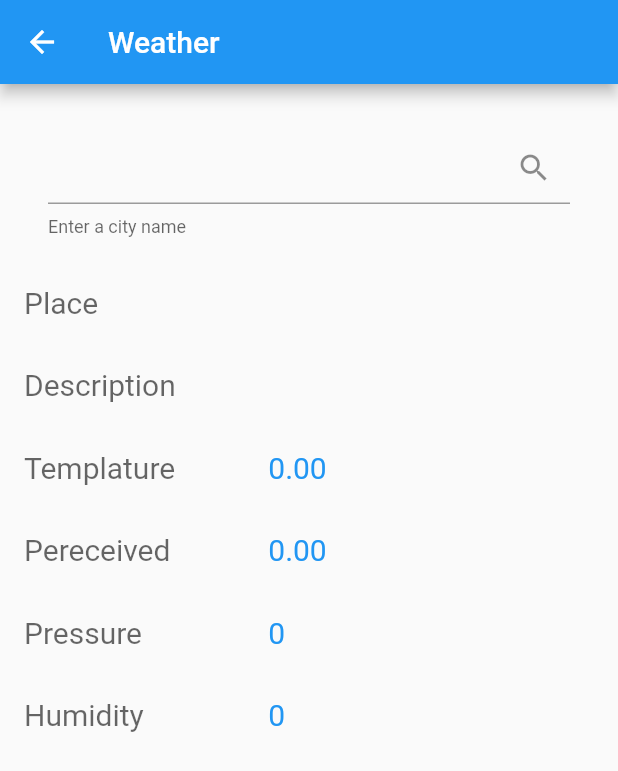
After one commit to BirajMainali/expr-flutter, a Flutter app: the WeatherScreen screen opened directly, on a phone screen of 412 x 824 dp. The commit adds this screen. Shown: the top 771 px of the screen. Run offline on Flutter 3.47's test engine with Material 2 defaults, Android fonts, the phone set to English and light mode, and no system bars.

Commit message:
feat: add weather screen

```diff
--- /dev/null
+++ b/lib/data/http_helper.dart
@@ -0,0 +1,22 @@
+import 'dart:convert';
+
+import 'package:http/http.dart' as http;
+import 'package:learning_flutter/data/weather.dart';
+
+class HttpHelper {
+  final String authority = "api.openweathermap.org";
+  final String path = "/data/2.5/weather";
+  final String appId = "61f221f7655aa99421d5a5bfda562bfb";
+
+  Future<Weather> getWeather(String location) async {
+    Map<String, dynamic> params = {
+      "q": location,
+      "appid": appId,
+    };
+    Uri uri = Uri.https(authority, path, params);
+    http.Response response = await http.get(uri);
+    Map<String, dynamic> data = json.decode(response.body);
+    Weather weather = Weather.fromJson(data);
+    return weather;
+  }
+}
--- /dev/null
+++ b/lib/data/weather.dart
@@ -0,0 +1,19 @@
+class Weather {
+  String name = "";
+  String description = "";
+  double temprature = 0;
+  double pereceived = 0;
+  int pressure = 0;
+  int humidity = 0;
+  Weather(this.name, this.description, this.temprature, this.pereceived,
+      this.pressure, this.humidity);
+  Weather.fromJson(Map<String, dynamic> weatherMap) {
+    this.name = weatherMap["name"];
+    this.temprature = (weatherMap["main"]["temp"] - 273.15).toDouble() ?? 0;
+    this.pereceived =
+        (weatherMap["main"]["feels_like"] - 273.15).toDouble() ?? 0;
+    this.pressure = weatherMap["main"]["pressure"] ?? 0;
+    this.humidity = weatherMap["main"]["humidity"] ?? 0;
+    this.description = weatherMap["weather"][0]["description"] ?? "";
+  }
+}
--- /dev/null
+++ b/lib/screens/weather_screen.dart
@@ -0,0 +1,82 @@
+import 'package:flutter/material.dart';
+import 'package:learning_flutter/data/weather.dart';
+
+import '../data/http_helper.dart';
+
+class WeatherScreen extends StatefulWidget {
+  const WeatherScreen({Key? key}) : super(key: key);
+
+  @override
+  State<WeatherScreen> createState() => _WeatherScreenState();
+}
+
+class _WeatherScreenState extends State<WeatherScreen> {
+  Weather result = Weather("", "", 0, 0, 0, 0);
+  final TextEditingController txtPlace = TextEditingController();
+  @override
+  Widget build(BuildContext context) {
+    return Scaffold(
+        appBar: AppBar(
+          title: const Text('Weather'),
+        ),
+        body: Padding(
+          padding: EdgeInsets.all(16),
+          child: ListView(children: [
+            Padding(
+                padding: EdgeInsets.all(16),
+                child: TextField(
+                    controller: txtPlace,
+                    decoration: InputDecoration(
+                        helperText: 'Enter a city name',
+                        suffixIcon: IconButton(
+                          icon: Icon(Icons.search),
+                          onPressed: getWeather,
+                        )))),
+            watherRow('Place', result.name),
+            watherRow('Description', result.description),
+            watherRow(
+                'Templature', result.temprature.toStringAsFixed(2).toString()),
+            watherRow(
+                'Pereceived', result.pereceived.toStringAsFixed(2).toString()),
+            watherRow('Pressure', result.pressure.toString()),
+            watherRow('Humidity', result.humidity.toString()),
+          ]),
+        ));
+  }
+
+  Future getWeather() async {
+    HttpHelper helper = HttpHelper();
+    result = await helper.getWeather(txtPlace.text);
+    setState(() {});
+  }
+
+  Widget watherRow(String label, String value) {
+    Widget row = Padding(
+        padding: EdgeInsets.symmetric(vertical: 16),
+        child: Row(
+          children: [
+            Expanded(
+              flex: 3,
+              child: Text(
+                label,
+                style: TextStyle(
+                  fontSize: 20,
+                  color: Theme.of(context).hintColor,
+                ),
+              ),
+            ),
+            Expanded(
+              flex: 4,
+              child: Text(
+                value,
+                style: TextStyle(
+                  fontSize: 20,
+                  color: Theme.of(context).primaryColor,
+                ),
+              ),
+            )
+          ],
+        ));
+    return row;
+  }
+}
--- a/lib/shared/menu_drawer.dart
+++ b/lib/shared/menu_drawer.dart
@@ -1,6 +1,7 @@
 import 'package:flutter/material.dart';
 import '../screens/bmi_screen.dart';
 import '../screens/intro_screen.dart';
+import '../screens/weather_screen.dart';
 
 class MenuDrawer extends StatelessWidget {
   const MenuDrawer({Key? key}) : super(key: key);
@@ -45,6 +46,9 @@ class MenuDrawer extends StatelessWidget {
                 case 'BMI Calculator':
                   screen = const BMIScreen();
                   break;
+                case 'Weather':
+                  screen = const WeatherScreen();
+                  break;
               }
               Navigator.pop(context);
               Navigator.of(context)
```
Also changed, not shown: pubspec.yaml (+3 -4 lines), pubspec.lock.
